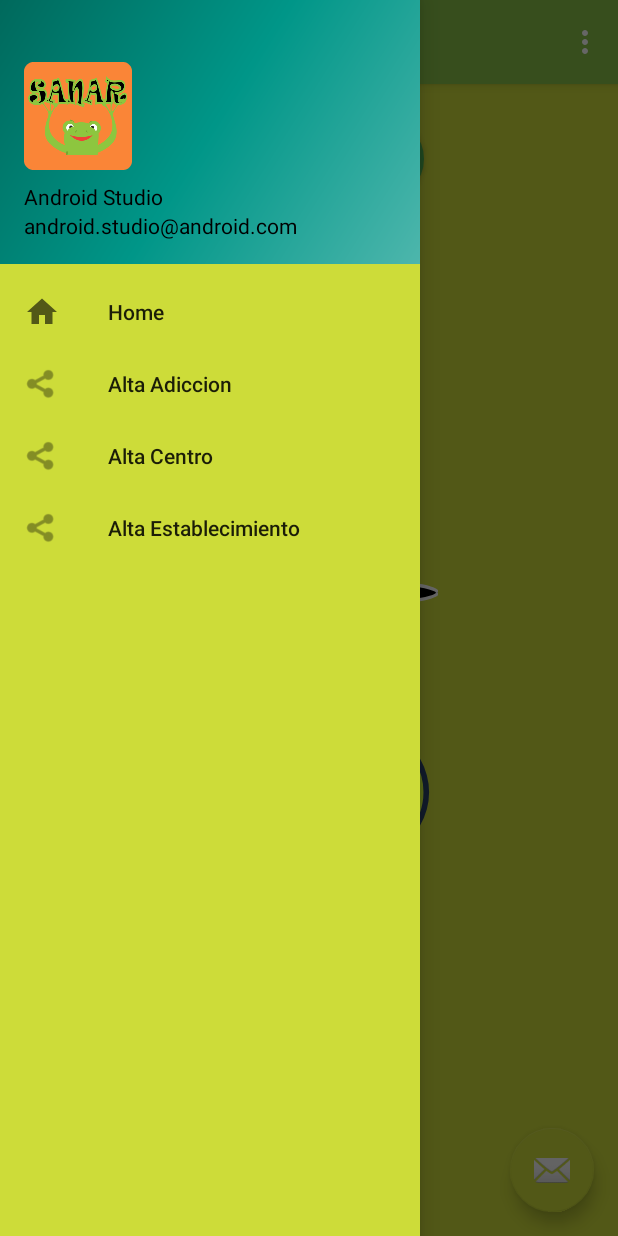
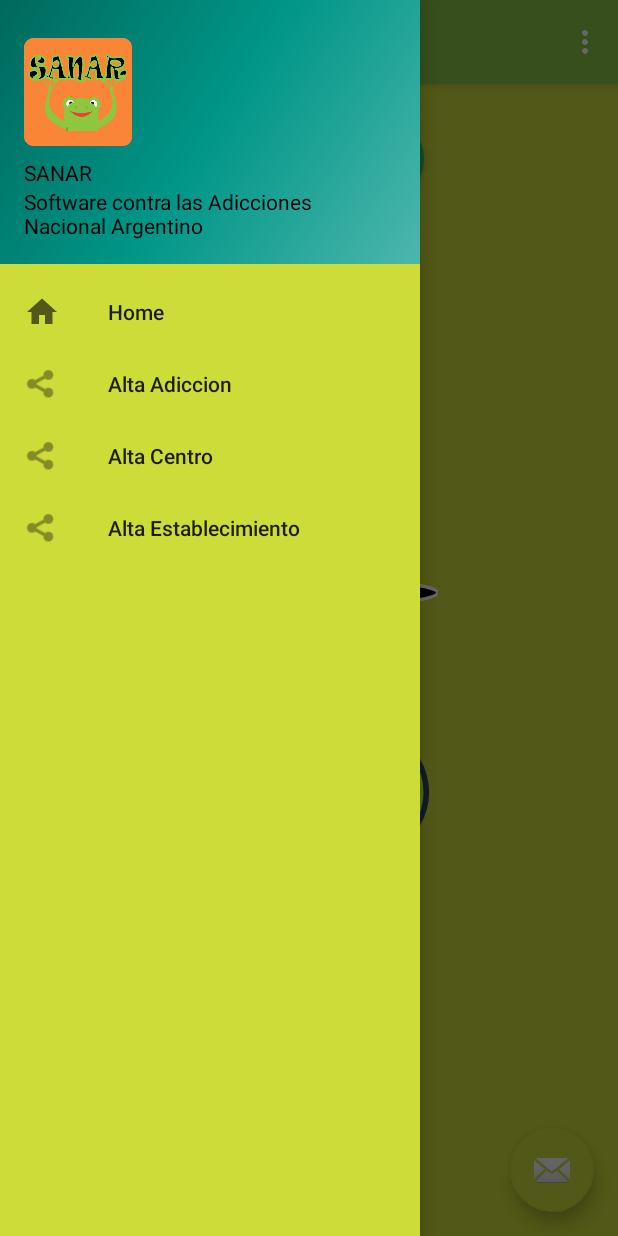
Before and after one commit to AguadaAlex/SANA-AndroidStudio, an Android app: the miInicio screen opened directly, with no data from a screen before it, with the side drawer open, on a phone screen of 412 x 824 dp. Run offline under Robolectric (Android 15) with nearby library versions, the phone set to English and light mode, and no system bars; our stand-ins replace navigation-ui; 2 statements that could not run were skipped.

Commit message:
odificacion string

```diff
--- a/app/src/main/java/com/example/sanapruebados/MapsMomentos.java
+++ b/app/src/main/java/com/example/sanapruebados/MapsMomentos.java
@@ -5,6 +5,7 @@ import androidx.fragment.app.FragmentActivity;
 import android.content.Intent;
 import android.os.Bundle;
 
+import com.example.sanapruebados.Utilidades.CambiarColor;
 import com.example.sanapruebados.entidades.Momento;
 import com.google.android.gms.maps.CameraUpdateFactory;
 import com.google.android.gms.maps.GoogleMap;
@@ -21,6 +22,7 @@ public class MapsMomentos extends FragmentActivity implements OnMapReadyCallback
     @Override
     protected void onCreate(Bundle savedInstanceState) {
         super.onCreate(savedInstanceState);
+        CambiarColor.preferencias(this);
         setContentView(R.layout.activity_maps_momentos);
         // Obtain the SupportMapFragment and get notified when the map is ready to be used.
         SupportMapFragment mapFragment = (SupportMapFragment) getSupportFragmentManager()
--- a/app/src/main/res/layout/fragment_login.xml
+++ b/app/src/main/res/layout/fragment_login.xml
@@ -27,7 +27,6 @@
                 android:hint="Usuario"
                 android:inputType="textPersonName"
                 android:textColor="@color/colorWhite"
-                android:textColorHint="@color/colorWhite"
                 app:layout_constraintEnd_toEndOf="parent"
                 app:layout_constraintHorizontal_bias="1.0"
                 app:layout_constraintStart_toStartOf="parent"
--- a/app/src/main/res/navigation/mobile_navigation.xml
+++ b/app/src/main/res/navigation/mobile_navigation.xml
@@ -43,7 +43,7 @@
     <fragment
         android:id="@+id/altaAdiccionesFragment"
         android:name="com.example.sanapruebados.altaAdiccionesFragment"
-        android:label="fragment_alta_adicciones"
+        android:label="Alta Adicciones"
         tools:layout="@layout/fragment_alta_adicciones" />
     <fragment
         android:id="@+id/altaCentrosFragment"
--- a/app/src/main/res/values/strings.xml
+++ b/app/src/main/res/values/strings.xml
@@ -1,5 +1,5 @@
 <resources>
-    <string name="app_name">SANAPruebaDos</string>
+    <string name="app_name">SANAR</string>
     <string name="tab_text_1">Login</string>
     <string name="tab_text_2">Registrarse</string>
 
@@ -8,8 +8,8 @@
     <string name="title_activity_mi_inicio">miInicio</string>
     <string name="navigation_drawer_open">Open navigation drawer</string>
     <string name="navigation_drawer_close">Close navigation drawer</string>
-    <string name="nav_header_title">Android Studio</string>
-    <string name="nav_header_subtitle">android.studio@android.com</string>
+    <string name="nav_header_title">@string/app_name</string>
+    <string name="nav_header_subtitle">Software contra las Adicciones Nacional Argentino</string>
     <string name="nav_header_desc">Navigation header</string>
     <string name="action_settings1">Idioma</string>
     <string name="action_settings2">Salir</string>
--- a/app/src/main/res/values/styles.xml
+++ b/app/src/main/res/values/styles.xml
@@ -16,6 +16,7 @@
         <item name="colorRana1">#8dc63f</item>
         <item name="colorRana2">#78a532</item>
         <item name="colorRana3">#FA8537</item>
+
 
     </style>
     <style name="Verde" parent="AppTheme">
```
